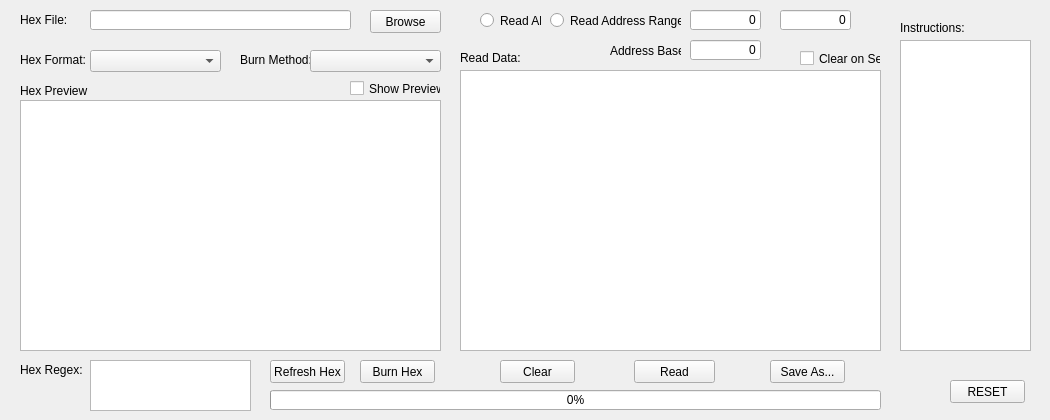
Donn13Darko/uC_Interfacer, file src/user-interfaces/gui-programmer.ui: the form before one commit.
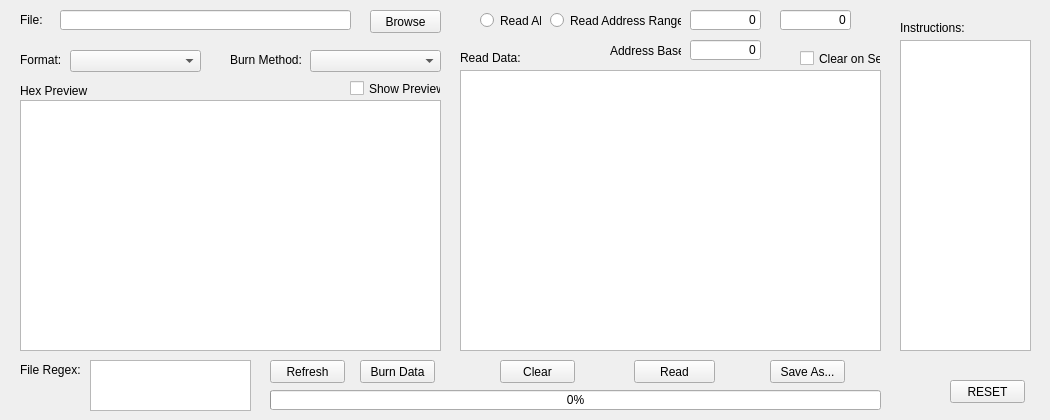
The form after the commit.

Commit message: Expanding programmer to binary, SREC, and other files types

The edit to the form file:
```diff
--- a/src/user-interfaces/gui-programmer.ui
+++ b/src/user-interfaces/gui-programmer.ui
@@ -16,9 +16,9 @@
   <widget class="QLineEdit" name="HexFile_LineEdit">
    <property name="geometry">
     <rect>
-     <x>90</x>
+     <x>60</x>
      <y>10</y>
-     <width>261</width>
+     <width>291</width>
      <height>20</height>
     </rect>
    </property>
@@ -28,12 +28,12 @@
     <rect>
      <x>20</x>
      <y>10</y>
-     <width>71</width>
+     <width>31</width>
      <height>20</height>
     </rect>
    </property>
    <property name="text">
-    <string>Hex File:</string>
+    <string>File:</string>
    </property>
   </widget>
   <widget class="QPushButton" name="BrowseHexFile_Button">
@@ -113,7 +113,7 @@
   <widget class="QLabel" name="BurnMethod_Label">
    <property name="geometry">
     <rect>
-     <x>240</x>
+     <x>230</x>
      <y>50</y>
      <width>71</width>
      <height>20</height>
@@ -128,18 +128,18 @@
     <rect>
      <x>20</x>
      <y>50</y>
-     <width>71</width>
+     <width>41</width>
      <height>20</height>
     </rect>
    </property>
    <property name="text">
-    <string>Hex Format:</string>
+    <string>Format:</string>
    </property>
   </widget>
   <widget class="QComboBox" name="HexFormat_Combo">
    <property name="geometry">
     <rect>
-     <x>90</x>
+     <x>70</x>
      <y>50</y>
      <width>131</width>
      <height>22</height>
@@ -316,7 +316,7 @@
     </rect>
    </property>
    <property name="text">
-    <string>Burn Hex</string>
+    <string>Burn Data</string>
    </property>
    <property name="autoDefault">
     <bool>false</bool>
@@ -332,7 +332,7 @@
     </rect>
    </property>
    <property name="text">
-    <string>Refresh Hex</string>
+    <string>Refresh</string>
    </property>
    <property name="autoDefault">
     <bool>false</bool>
@@ -348,7 +348,7 @@
     </rect>
    </property>
    <property name="text">
-    <string>Hex Regex:</string>
+    <string>File Regex:</string>
    </property>
   </widget>
   <widget class="QPlainTextEdit" name="HexRegex_PlainText">
```
Left out of the diff: 20 changed lines with no effect on the pictures. The commit also changes 5 other files.
